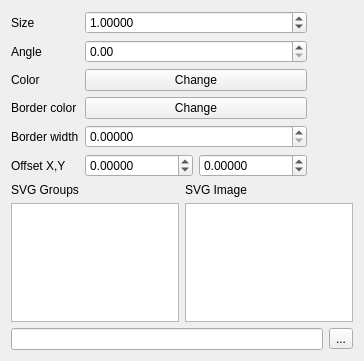
The window that src/ui/symbollayer/widget_svgmarker.ui (qgis/QGIS) describes before a commit, drawn with Qt 5.
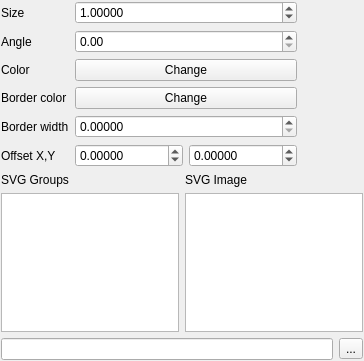
The same window after the commit.

Patch:
```diff
--- a/src/ui/symbollayer/widget_svgmarker.ui
+++ b/src/ui/symbollayer/widget_svgmarker.ui
@@ -14,6 +14,9 @@
    <string>Form</string>
   </property>
   <layout class="QGridLayout" name="gridLayout">
+   <property name="margin">
+    <number>1</number>
+   </property>
    <item row="0" column="0" colspan="2">
     <layout class="QGridLayout">
      <item row="0" column="0">
```
